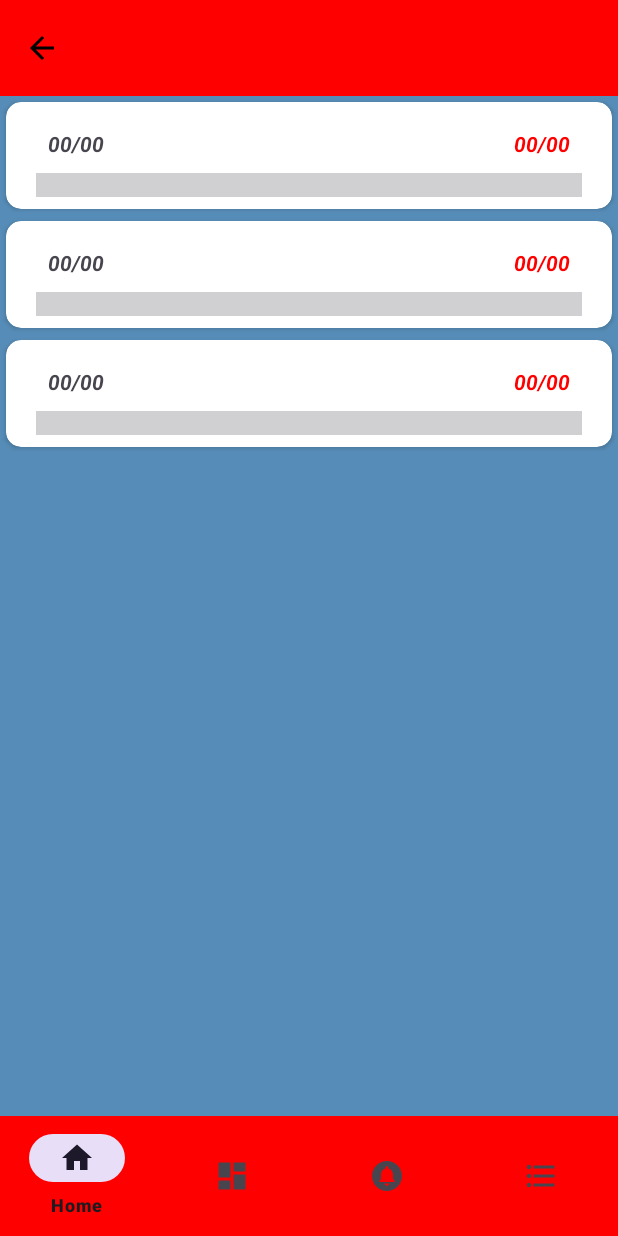
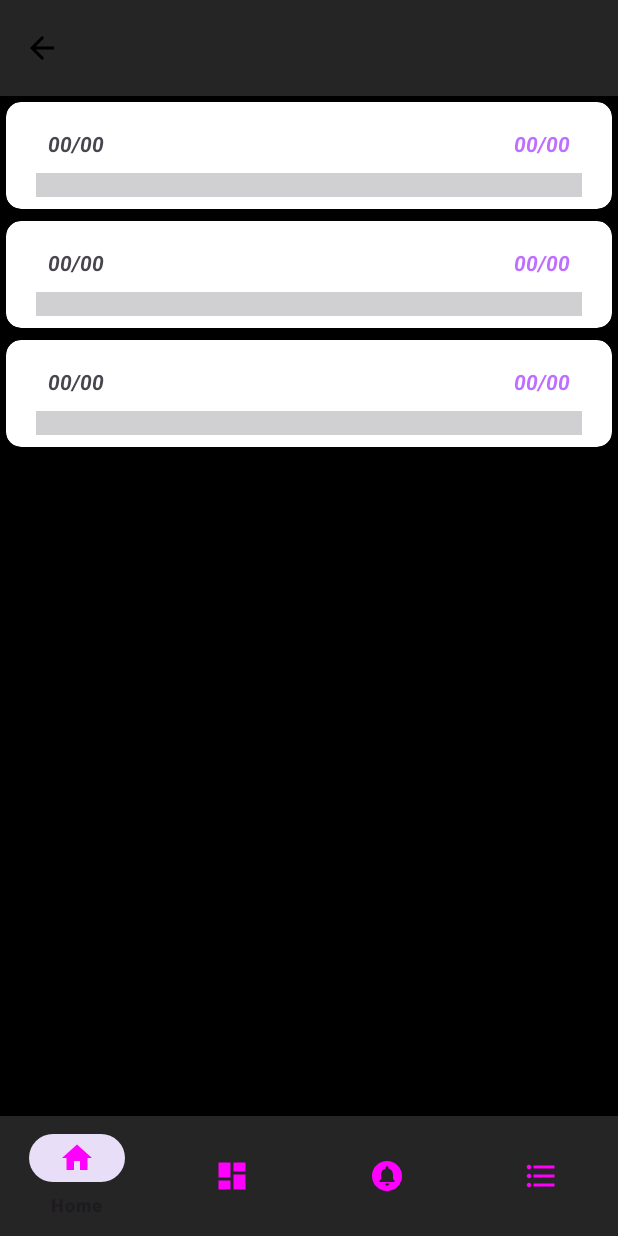
Before and after one commit to vaziman/VaziStat, an Android app: the layout fragment_home.xml on its own in the app's theme, with its tools: preview values and no code run, on a phone screen of 412 x 824 dp. Run offline under Robolectric (Android 15) with nearby library versions, the phone set to English and light mode, and no system bars.

Commit message:
change color theme

```diff
--- /dev/null
+++ b/app/src/main/res/drawable/bottom_nav_item_background.xml
@@ -0,0 +1,7 @@
+<?xml version="1.0" encoding="utf-8"?>
+<selector xmlns:android="http://schemas.android.com/apk/res/android">
+    <item android:drawable="@color/purple"
+          android:state_checked="true" />
+    <item android:drawable="@android:color/transparent" />
+
+</selector>
--- a/app/src/main/res/layout/activity_main.xml
+++ b/app/src/main/res/layout/activity_main.xml
@@ -34,10 +34,10 @@
                 android:id="@+id/bottomNavMenu"
                 android:layout_width="0dp"
                 android:layout_height="wrap_content"
-                android:background="@color/orange"
+                android:background="@color/gray"
                 android:layout_gravity="bottom"
                 app:layout_constraintBottom_toBottomOf="parent"
-                style="@style/ThemeOverlay.AppCompat.Dark"
+                style="@style/Theme.MyApplication"
                 app:menu="@menu/bottom_menu"
                 app:layout_constraintStart_toStartOf="parent"
                 app:layout_constraintEnd_toEndOf="parent">
--- a/app/src/main/res/layout/bottom_nav_menu.xml
+++ b/app/src/main/res/layout/bottom_nav_menu.xml
@@ -5,15 +5,12 @@
         xmlns:app="http://schemas.android.com/apk/res-auto"
         android:layout_width="match_parent"
         android:layout_height="wrap_content"
-        android:background="@color/orange"
+        android:background="@color/gray"
         android:layout_gravity="bottom"
         app:layout_constraintBottom_toBottomOf="parent"
-        style="@style/ThemeOverlay.AppCompat.Dark"
+        style="@style/Theme.MyApplication"
         app:menu="@menu/bottom_menu"
 
 >
 
-
-
-
 </com.google.android.material.bottomnavigation.BottomNavigationView>
--- a/app/src/main/res/layout/fragment_home.xml
+++ b/app/src/main/res/layout/fragment_home.xml
@@ -7,7 +7,7 @@
         android:layout_width="match_parent"
         android:layout_height="match_parent" xmlns:app="http://schemas.android.com/apk/res-auto"
         tools:context=".fragments.HomeFragment"
-        android:background="#568DB8">
+        android:background="@color/black">
 
     <androidx.recyclerview.widget.RecyclerView
             android:id="@+id/rc_view_main_screen"
--- a/app/src/main/res/layout/model_data_layout.xml
+++ b/app/src/main/res/layout/model_data_layout.xml
@@ -40,7 +40,7 @@
                 android:textStyle="italic|bold"
                 android:layout_marginStart="12dp"
                 android:layout_marginTop="10dp"
-                android:textColor="@color/orange"
+                android:textColor="@color/purple"
                 android:layout_marginEnd="20dp"
                 app:layout_constraintTop_toTopOf="parent"
                 app:layout_constraintEnd_toEndOf="parent"
--- a/app/src/main/res/layout/toolbar_main.xml
+++ b/app/src/main/res/layout/toolbar_main.xml
@@ -5,7 +5,7 @@
         xmlns:app="http://schemas.android.com/apk/res-auto"
         android:layout_width="match_parent"
         android:layout_height="?attr/actionBarSize"
-        android:background="@color/orange"
+        android:background="@color/gray"
         android:elevation="4dp"
         android:theme="@style/ThemeOverlay.AppCompat.ActionBar"
 
--- a/app/src/main/res/menu/bottom_menu.xml
+++ b/app/src/main/res/menu/bottom_menu.xml
@@ -1,8 +1,8 @@
 <?xml version="1.0" encoding="utf-8"?>
 <menu xmlns:android="http://schemas.android.com/apk/res/android"
       xmlns:app="http://schemas.android.com/apk/res-auto"
+>
 
->
     <item
             android:id="@+id/navigation_home"
             android:title="Home"
--- /dev/null
+++ b/app/src/main/res/values-night/colors_night.xml
@@ -0,0 +1,11 @@
+<?xml version="1.0" encoding="utf-8"?>
+<resources>
+    <color name="black">#FF000000</color>
+    <color name="white">#FFFFFFFF</color>
+    <color name="orange">#FF0000</color>
+    <color name="gray">#252525</color>
+    <color name="purple">#BF6FFF</color>
+
+
+
+</resources>
--- /dev/null
+++ b/app/src/main/res/values-night/styles_night.xml
@@ -0,0 +1,3 @@
+<?xml version="1.0" encoding="utf-8"?>
+<resources>
+</resources>
--- a/app/src/main/res/values-night/themes.xml
+++ b/app/src/main/res/values-night/themes.xml
@@ -2,8 +2,7 @@
     <!-- Base application theme. -->
     <style name="Base.Theme.MyApplication" parent="Theme.Material3.DayNight.NoActionBar">
         <!-- Customize your dark theme here. -->
-        <item name="colorPrimary">@color/purple</item>
-        <item name="windowActionBar">false</item>
+        <item name="android:statusBarColor">@color/black</item>
         <!-- <item name="colorPrimary">@color/my_dark_primary</item> -->
     </style>
 </resources>
--- a/app/src/main/res/values/themes.xml
+++ b/app/src/main/res/values/themes.xml
@@ -3,13 +3,28 @@
     <style name="Base.Theme.MyApplication"
            parent="Theme.Material3.DayNight.NoActionBar">
          Customize your light theme here.
-         <item name="colorPrimary">@color/purple</item>
+         <item name="colorPrimary">@color/gray</item>
         <item name="windowActionBar">false</item>
+        <item name="android:statusBarColor">@color/black</item>
 
         <item name="windowNoTitle">true</item>
 
     </style>
 
     <style name="Theme.MyApplication"
-           parent="Base.Theme.MyApplication"/>
+           parent="Base.Theme.MyApplication">
+
+        <item name="colorPrimary">@color/gray</item>
+        <item name="colorPrimaryDark">@color/black</item>
+        <item name="colorAccent">@color/purple</item>
+        <item name="android:statusBarColor">@color/black</item>
+        <item name="android:navigationBarColor">@color/gray</item>
+        <item name="itemIconTint">@drawable/bottom_nav_item_background</item>
+
+        <item name="windowActionBar">false</item>
+        <item name="windowNoTitle">true</item>
+
+    </style>
+
+
 </resources>
```
Also changed, not shown: app/src/main/res/values/Styles.xml (added, +7 -0 lines).
